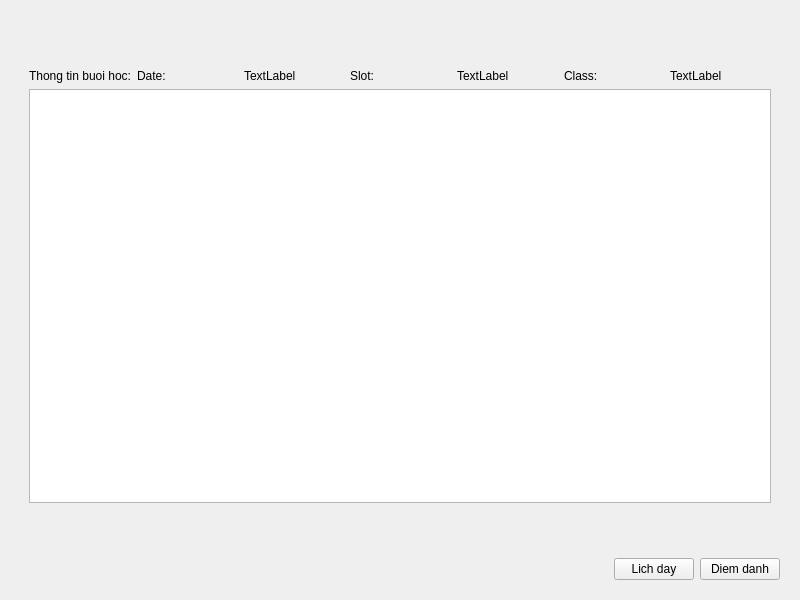
Qt form widget.ui (LapNguyenn/CheckAttend) before a commit.
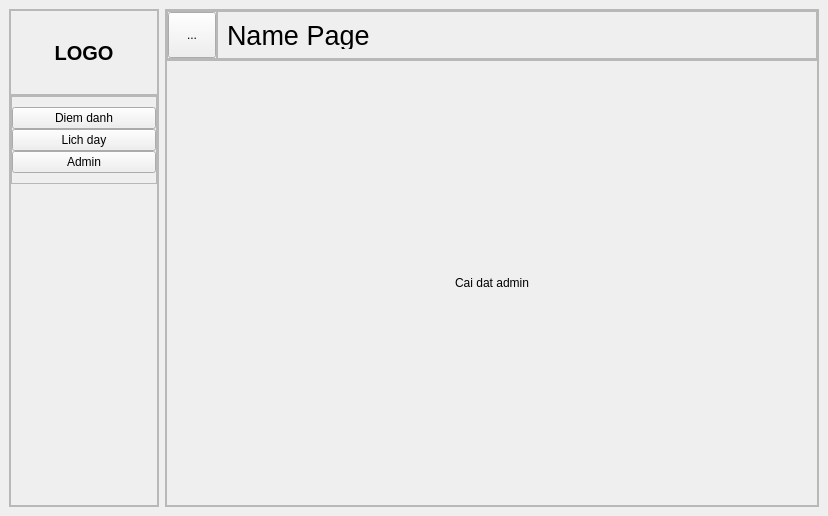
The same form after that commit.

The edit to the form file:
```diff
--- a/widget.ui
+++ b/widget.ui
@@ -6,193 +6,422 @@
    <rect>
     <x>0</x>
     <y>0</y>
-    <width>800</width>
-    <height>600</height>
+    <width>828</width>
+    <height>516</height>
    </rect>
   </property>
   <property name="windowTitle">
    <string>Widget</string>
   </property>
-  <layout class="QVBoxLayout" name="verticalLayout_2">
-   <item>
+  <layout class="QGridLayout" name="gridLayout">
+   <property name="leftMargin">
+    <number>0</number>
+   </property>
+   <property name="topMargin">
+    <number>0</number>
+   </property>
+   <property name="rightMargin">
+    <number>0</number>
+   </property>
+   <property name="bottomMargin">
+    <number>0</number>
+   </property>
+   <property name="spacing">
+    <number>0</number>
+   </property>
+   <item row="0" column="0">
     <widget class="QStackedWidget" name="stackedWidget">
      <property name="currentIndex">
       <number>0</number>
      </property>
      <widget class="QWidget" name="page_main">
-      <layout class="QVBoxLayout" name="verticalLayout_3">
-       <item>
-        <layout class="QHBoxLayout" name="horizontalLayout_7">
-         <item>
-          <spacer name="horizontalSpacer_2">
-           <property name="orientation">
-            <enum>Qt::Horizontal</enum>
-           </property>
-           <property name="sizeHint" stdset="0">
-            <size>
-             <width>40</width>
-             <height>20</height>
-            </size>
-           </property>
-          </spacer>
-         </item>
-        </layout>
-       </item>
-       <item>
-        <widget class="QStackedWidget" name="stackedWidget_2">
-         <property name="currentIndex">
-          <number>1</number>
+      <layout class="QHBoxLayout" name="horizontalLayout">
+       <item alignment="Qt::AlignLeft">
+        <widget class="QFrame" name="sideBar">
+         <property name="minimumSize">
+          <size>
+           <width>150</width>
+           <height>0</height>
+          </size>
          </property>
-         <widget class="QWidget" name="page_lichday">
-          <widget class="QLabel" name="label">
-           <property name="geometry">
-            <rect>
-             <x>340</x>
-             <y>210</y>
-             <width>67</width>
-             <height>17</height>
-            </rect>
-           </property>
-           <property name="text">
-            <string>Lich day</string>
-           </property>
-          </widget>
-         </widget>
-         <widget class="QWidget" name="page_diemdanh">
-          <layout class="QVBoxLayout" name="verticalLayout_4">
-           <item>
-            <spacer name="horizontalSpacer_4">
-             <property name="orientation">
-              <enum>Qt::Horizontal</enum>
-             </property>
-             <property name="sizeHint" stdset="0">
-              <size>
-               <width>40</width>
-               <height>20</height>
-              </size>
-             </property>
-            </spacer>
-           </item>
-           <item>
-            <layout class="QHBoxLayout" name="horizontalLayout_2">
-             <item>
-              <widget class="QLabel" name="label_2">
-               <property name="text">
-                <string>Thong tin buoi hoc:</string>
-               </property>
-              </widget>
-             </item>
-             <item>
-              <widget class="QLabel" name="label_3">
-               <property name="text">
-                <string>Date:</string>
-               </property>
-              </widget>
-             </item>
-             <item>
-              <widget class="QLabel" name="label_6">
-               <property name="text">
-                <string>TextLabel</string>
-               </property>
-              </widget>
-             </item>
-             <item>
-              <widget class="QLabel" name="label_4">
-               <property name="text">
-                <string>Slot:</string>
-               </property>
-              </widget>
-             </item>
-             <item>
-              <widget class="QLabel" name="label_7">
-               <property name="text">
-                <string>TextLabel</string>
-               </property>
-              </widget>
-             </item>
-             <item>
-              <widget class="QLabel" name="label_5">
-               <property name="text">
-                <string>Class:</string>
-               </property>
-              </widget>
-             </item>
-             <item>
-              <widget class="QLabel" name="label_8">
-               <property name="text">
-                <string>TextLabel</string>
-               </property>
-              </widget>
-             </item>
-            </layout>
-           </item>
-           <item>
+         <property name="maximumSize">
+          <size>
+           <width>150</width>
+           <height>16777215</height>
+          </size>
+         </property>
+         <property name="frameShape">
+          <enum>QFrame::StyledPanel</enum>
+         </property>
+         <property name="frameShadow">
+          <enum>QFrame::Raised</enum>
+         </property>
+         <layout class="QVBoxLayout" name="verticalLayout_2">
+          <property name="spacing">
+           <number>0</number>
+          </property>
+          <property name="leftMargin">
+           <number>0</number>
+          </property>
+          <property name="topMargin">
+           <number>0</number>
+          </property>
+          <property name="rightMargin">
+           <number>0</number>
+          </property>
+          <property name="bottomMargin">
+           <number>0</number>
+          </property>
+          <item alignment="Qt::AlignTop">
+           <widget class="QFrame" name="logo">
+            <property name="minimumSize">
+             <size>
+              <width>0</width>
+              <height>85</height>
+             </size>
+            </property>
+            <property name="maximumSize">
+             <size>
+              <width>16777215</width>
+              <height>85</height>
+             </size>
+            </property>
+            <property name="frameShape">
+             <enum>QFrame::StyledPanel</enum>
+            </property>
+            <property name="frameShadow">
+             <enum>QFrame::Raised</enum>
+            </property>
             <layout class="QVBoxLayout" name="verticalLayout_5">
+             <property name="spacing">
+              <number>0</number>
+             </property>
+             <property name="leftMargin">
+              <number>0</number>
+             </property>
+             <property name="topMargin">
+              <number>0</number>
+             </property>
+             <property name="rightMargin">
+              <number>0</number>
+             </property>
+             <property name="bottomMargin">
+              <number>0</number>
+             </property>
              <item>
-              <widget class="QTableView" name="tableListAttend"/>
+              <widget class="QLabel" name="label_2">
+               <property name="font">
+                <font>
+                 <pointsize>15</pointsize>
+                 <bold>true</bold>
+                </font>
+               </property>
+               <property name="text">
+                <string>LOGO</string>
+               </property>
+               <property name="alignment">
+                <set>Qt::AlignCenter</set>
+               </property>
+              </widget>
              </item>
             </layout>
-           </item>
-           <item>
-            <spacer name="horizontalSpacer_5">
-             <property name="orientation">
-              <enum>Qt::Horizontal</enum>
+           </widget>
+          </item>
+          <item>
+           <widget class="QFrame" name="buttonPage">
+            <property name="sizePolicy">
+             <sizepolicy hsizetype="Preferred" vsizetype="MinimumExpanding">
+              <horstretch>0</horstretch>
+              <verstretch>0</verstretch>
+             </sizepolicy>
+            </property>
+            <property name="frameShape">
+             <enum>QFrame::StyledPanel</enum>
+            </property>
+            <property name="frameShadow">
+             <enum>QFrame::Raised</enum>
+            </property>
+            <layout class="QVBoxLayout" name="verticalLayout_3" stretch="0">
+             <property name="spacing">
+              <number>0</number>
              </property>
-             <property name="sizeHint" stdset="0">
-              <size>
-               <width>40</width>
-               <height>20</height>
-              </size>
+             <property name="leftMargin">
+              <number>0</number>
              </property>
-            </spacer>
-           </item>
-           <item>
-            <spacer name="horizontalSpacer_3">
-             <property name="orientation">
-              <enum>Qt::Horizontal</enum>
+             <property name="topMargin">
+              <number>0</number>
              </property>
-             <property name="sizeHint" stdset="0">
-              <size>
-               <width>743</width>
-               <height>20</height>
-              </size>
+             <property name="rightMargin">
+              <number>0</number>
              </property>
-            </spacer>
-           </item>
-          </layout>
-         </widget>
+             <property name="bottomMargin">
+              <number>0</number>
+             </property>
+             <item alignment="Qt::AlignTop">
+              <widget class="QFrame" name="frame">
+               <property name="frameShape">
+                <enum>QFrame::StyledPanel</enum>
+               </property>
+               <property name="frameShadow">
+                <enum>QFrame::Raised</enum>
+               </property>
+               <layout class="QVBoxLayout" name="verticalLayout_4">
+                <property name="spacing">
+                 <number>0</number>
+                </property>
+                <property name="leftMargin">
+                 <number>0</number>
+                </property>
+                <property name="topMargin">
+                 <number>10</number>
+                </property>
+                <property name="rightMargin">
+                 <number>0</number>
+                </property>
+                <property name="bottomMargin">
+                 <number>10</number>
+                </property>
+                <item>
+                 <widget class="QPushButton" name="bt_open_attend_check">
+                  <property name="text">
+                   <string>Diem danh</string>
+                  </property>
+                 </widget>
+                </item>
+                <item>
+                 <widget class="QPushButton" name="bt_open_page_schedule">
+                  <property name="text">
+                   <string>Lich day</string>
+                  </property>
+                 </widget>
+                </item>
+                <item>
+                 <widget class="QPushButton" name="bt_open_page_admin">
+                  <property name="text">
+                   <string>Admin</string>
+                  </property>
+                 </widget>
+                </item>
+               </layout>
+              </widget>
+             </item>
+            </layout>
+           </widget>
+          </item>
+         </layout>
         </widget>
        </item>
        <item>
-        <layout class="QHBoxLayout" name="horizontalLayout_3">
-         <item>
-          <spacer name="horizontalSpacer">
-           <property name="orientation">
-            <enum>Qt::Horizontal</enum>
-           </property>
-           <property name="sizeHint" stdset="0">
-            <size>
-             <width>40</width>
-             <height>20</height>
-            </size>
-           </property>
-          </spacer>
-         </item>
-         <item>
-          <widget class="QPushButton" name="pushButton_3">
-           <property name="text">
-            <string>Lich day</string>
-           </property>
-          </widget>
-         </item>
-         <item>
-          <widget class="QPushButton" name="pushButton_2">
-           <property name="text">
-            <string>Diem danh</string>
-           </property>
-          </widget>
-         </item>
-        </layout>
+        <widget class="QFrame" name="page_content">
+         <property name="sizePolicy">
+          <sizepolicy hsizetype="Expanding" vsizetype="Preferred">
+           <horstretch>0</horstretch>
+           <verstretch>0</verstretch>
+          </sizepolicy>
+         </property>
+         <property name="frameShape">
+          <enum>QFrame::StyledPanel</enum>
+         </property>
+         <property name="frameShadow">
+          <enum>QFrame::Raised</enum>
+         </property>
+         <layout class="QVBoxLayout" name="verticalLayout">
+          <property name="spacing">
+           <number>0</number>
+          </property>
+          <property name="leftMargin">
+           <number>0</number>
+          </property>
+          <property name="topMargin">
+           <number>0</number>
+          </property>
+          <property name="rightMargin">
+           <number>0</number>
+          </property>
+          <property name="bottomMargin">
+           <number>0</number>
+          </property>
+          <item alignment="Qt::AlignTop">
+           <widget class="QFrame" name="header">
+            <property name="minimumSize">
+             <size>
+              <width>0</width>
+              <height>50</height>
+             </size>
+            </property>
+            <property name="maximumSize">
+             <size>
+              <width>16777215</width>
+              <height>50</height>
+             </size>
+            </property>
+            <property name="frameShape">
+             <enum>QFrame::StyledPanel</enum>
+            </property>
+            <property name="frameShadow">
+             <enum>QFrame::Raised</enum>
+            </property>
+            <layout class="QHBoxLayout" name="horizontalLayout_2">
+             <property name="spacing">
+              <number>0</number>
+             </property>
+             <property name="leftMargin">
+              <number>0</number>
+             </property>
+             <property name="topMargin">
+              <number>0</number>
+             </property>
+             <property name="rightMargin">
+              <number>0</number>
+             </property>
+             <property name="bottomMargin">
+              <number>0</number>
+             </property>
+             <item alignment="Qt::AlignLeft">
+              <widget class="QFrame" name="frame_3">
+               <property name="minimumSize">
+                <size>
+                 <width>50</width>
+                 <height>0</height>
+                </size>
+               </property>
+               <property name="maximumSize">
+                <size>
+                 <width>50</width>
+                 <height>16777215</height>
+                </size>
+               </property>
+               <property name="frameShape">
+                <enum>QFrame::StyledPanel</enum>
+               </property>
+               <property name="frameShadow">
+                <enum>QFrame::Raised</enum>
+               </property>
+               <layout class="QHBoxLayout" name="horizontalLayout_3">
+                <property name="leftMargin">
+                 <number>0</number>
+                </property>
+                <property name="topMargin">
+                 <number>0</number>
+                </property>
+                <property name="rightMargin">
+                 <number>0</number>
+                </property>
+                <property name="bottomMargin">
+                 <number>0</number>
+                </property>
+                <item>
+                 <widget class="QToolButton" name="bt_sideBar">
+                  <property name="sizePolicy">
+                   <sizepolicy hsizetype="Expanding" vsizetype="Expanding">
+                    <horstretch>0</horstretch>
+                    <verstretch>0</verstretch>
+                   </sizepolicy>
+                  </property>
+                  <property name="text">
+                   <string>...</string>
+                  </property>
+                 </widget>
+                </item>
+               </layout>
+              </widget>
+             </item>
+             <item>
+              <widget class="QFrame" name="frame_2">
+               <property name="sizePolicy">
+                <sizepolicy hsizetype="Expanding" vsizetype="Preferred">
+                 <horstretch>0</horstretch>
+                 <verstretch>0</verstretch>
+                </sizepolicy>
+               </property>
+               <property name="frameShape">
+                <enum>QFrame::StyledPanel</enum>
+               </property>
+               <property name="frameShadow">
+                <enum>QFrame::Raised</enum>
+               </property>
+               <layout class="QHBoxLayout" name="horizontalLayout_4">
+                <item>
+                 <widget class="QLabel" name="label">
+                  <property name="font">
+                   <font>
+                    <pointsize>20</pointsize>
+                   </font>
+                  </property>
+                  <property name="text">
+                   <string>Name Page</string>
+                  </property>
+                 </widget>
+                </item>
+               </layout>
+              </widget>
+             </item>
+            </layout>
+           </widget>
+          </item>
+          <item>
+           <widget class="QStackedWidget" name="body">
+            <property name="sizePolicy">
+             <sizepolicy hsizetype="Preferred" vsizetype="Expanding">
+              <horstretch>0</horstretch>
+              <verstretch>0</verstretch>
+             </sizepolicy>
+            </property>
+            <property name="frameShape">
+             <enum>QFrame::StyledPanel</enum>
+            </property>
+            <property name="frameShadow">
+             <enum>QFrame::Raised</enum>
+            </property>
+            <property name="currentIndex">
+             <number>2</number>
+            </property>
+            <widget class="QWidget" name="page_attend_check">
+             <layout class="QGridLayout" name="gridLayout_3">
+              <item row="0" column="0">
+               <widget class="QLabel" name="label_3">
+                <property name="text">
+                 <string>Diem danh</string>
+                </property>
+                <property name="alignment">
+                 <set>Qt::AlignCenter</set>
+                </property>
+               </widget>
+              </item>
+             </layout>
+            </widget>
+            <widget class="QWidget" name="page_lich_day">
+             <layout class="QGridLayout" name="gridLayout_4">
+              <item row="0" column="0">
+               <widget class="QLabel" name="label_4">
+                <property name="text">
+                 <string>Lich day</string>
+                </property>
+                <property name="alignment">
+                 <set>Qt::AlignCenter</set>
+                </property>
+               </widget>
+              </item>
+             </layout>
+            </widget>
+            <widget class="QWidget" name="page_admin">
+             <layout class="QGridLayout" name="gridLayout_5">
+              <item row="0" column="0">
+               <widget class="QLabel" name="label_5">
+                <property name="text">
+                 <string>Cai dat admin</string>
+                </property>
+                <property name="alignment">
+                 <set>Qt::AlignCenter</set>
+                </property>
+               </widget>
+              </item>
+             </layout>
+            </widget>
+           </widget>
+          </item>
+         </layout>
+        </widget>
        </item>
       </layout>
      </widget>
```
Left out of the diff: 9 changed lines with no effect on the pictures.
